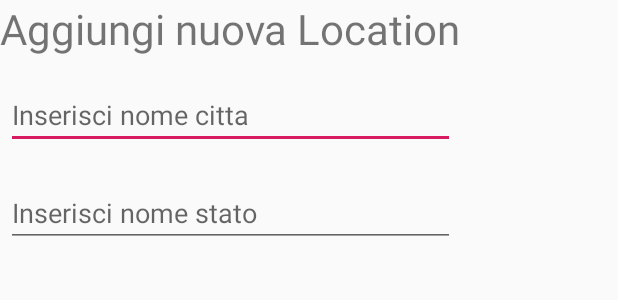
After one commit to matteo-metaldi/appMobile, an Android app: the layout citycountry_dialog.xml on its own in the app's theme, with its tools: preview values and no code run, on a phone screen of 412 x 824 dp. The commit adds this screen. Shown: the top 300 px of the screen. Run offline under Robolectric (Android 15) with nearby library versions, the phone set to English and light mode, and no system bars; network calls fail.

Commit message:
update city country dialog

```diff
--- /dev/null
+++ b/app/src/main/res/layout/citycountry_dialog.xml
@@ -0,0 +1,32 @@
+<LinearLayout xmlns:android="http://schemas.android.com/apk/res/android"
+    android:orientation="vertical"
+    android:layout_width="wrap_content"
+    android:layout_height="wrap_content">
+    <TextView
+        android:id="@+id/name"
+        android:layout_width="wrap_content"
+        android:layout_height="wrap_content"
+        android:text="Aggiungi nuova Location"
+        android:textSize="28sp"
+        />
+    <EditText
+        android:id="@+id/city"
+        android:inputType="textEmailAddress"
+        android:layout_width="match_parent"
+        android:layout_height="wrap_content"
+        android:layout_marginTop="16dp"
+        android:layout_marginLeft="4dp"
+        android:layout_marginRight="4dp"
+        android:layout_marginBottom="4dp"
+        android:hint="Inserisci nome citta" />
+    <EditText
+        android:id="@+id/country"
+        android:inputType="textEmailAddress"
+        android:layout_width="match_parent"
+        android:layout_height="wrap_content"
+        android:layout_marginTop="16dp"
+        android:layout_marginLeft="4dp"
+        android:layout_marginRight="4dp"
+        android:layout_marginBottom="4dp"
+        android:hint="Inserisci nome stato" />
+</LinearLayout>
--- a/app/src/main/res/values/strings.xml
+++ b/app/src/main/res/values/strings.xml
@@ -2,4 +2,6 @@
     <string name="app_name">MeteoApp</string>
     <!-- TODO: Remove or change this placeholder text -->
     <string name="hello_blank_fragment">Hello blank fragment</string>
+    <string name="signin">Conferma</string>
+    <string name="cancel">Annulla</string>
 </resources>
```
Also changed, not shown: app/src/main/java/ch/supsi/dti/isin/meteoapp/fragments/AddLocationFragment.java (+27 -15 lines), app/src/main/java/ch/supsi/dti/isin/meteoapp/fragments/ListFragment.java (+7 -4 lines), app/src/main/java/ch/supsi/dti/isin/meteoapp/model/Location.java (+14 -1 lines), app/src/main/res/layout/fragment_add_location.xml (deleted, +0 -37 lines).
